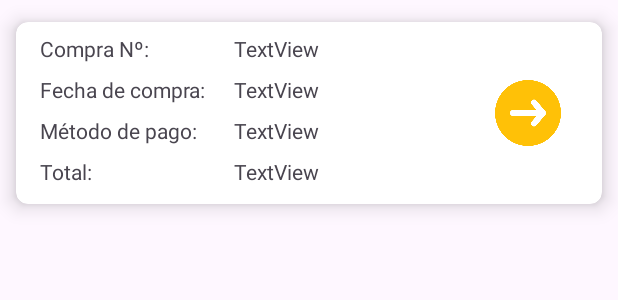
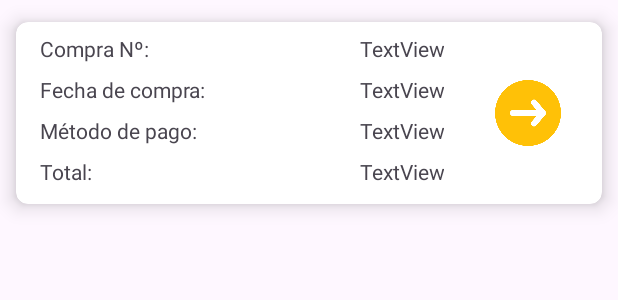
Before and after one commit to brigittev0/AppMinimarketBora, an Android app: the layout item_historialcompra.xml on its own in the app's theme, with its tools: preview values and no code run, on a phone screen of 412 x 824 dp. Shown: the top 300 px of the screen. Run offline under Robolectric (Android 15) with nearby library versions, the light colour scheme and no system bars.

Commit message:
Corregir duplicados en historial de compras y solucionar reinicio al acceder para nuevos usuarios

```diff
--- a/app/src/main/java/pe/edu/idat/appborabora/adapter/HistorialComprasAdapter.java
+++ b/app/src/main/java/pe/edu/idat/appborabora/adapter/HistorialComprasAdapter.java
@@ -48,6 +48,7 @@ public class HistorialComprasAdapter extends RecyclerView.Adapter<HistorialCompr
     }
 
     public void setData(ArrayList<HistorialComprasResponse> data){
+        lista.clear();
         lista.addAll(data);
         notifyDataSetChanged();
     }
--- a/app/src/main/java/pe/edu/idat/appborabora/retrofit/network/BoraBoraClient.java
+++ b/app/src/main/java/pe/edu/idat/appborabora/retrofit/network/BoraBoraClient.java
@@ -4,7 +4,7 @@ import retrofit2.Retrofit;
 import retrofit2.converter.gson.GsonConverterFactory;
 
 public class BoraBoraClient {
-    private static final String BASE_URL = "http://192.168.0.15:8081/borabora/";
+    private static final String BASE_URL = "http://192.168.18.8:8081/borabora/";
     private BoraBoraService boraboraService;
 
     public BoraBoraClient(){
--- a/app/src/main/res/layout/item_historialcompra.xml
+++ b/app/src/main/res/layout/item_historialcompra.xml
@@ -72,8 +72,6 @@
                 android:layout_marginTop="8dp"
                 android:gravity="right"
                 android:text="TextView"
-
-                android:textAlignment="viewStart"
                 app:layout_constraintEnd_toEndOf="parent"
                 app:layout_constraintHorizontal_bias="0.58"
                 app:layout_constraintStart_toStartOf="parent"
@@ -86,7 +84,6 @@
                 android:layout_marginTop="8dp"
                 android:gravity="right"
                 android:text="TextView"
-                android:textAlignment="viewStart"
                 app:layout_constraintEnd_toEndOf="parent"
                 app:layout_constraintHorizontal_bias="0.58"
                 app:layout_constraintStart_toStartOf="parent"
@@ -99,7 +96,6 @@
                 android:layout_marginTop="8dp"
                 android:gravity="right"
                 android:text="TextView"
-                android:textAlignment="viewStart"
                 app:layout_constraintEnd_toEndOf="parent"
                 app:layout_constraintHorizontal_bias="0.58"
                 app:layout_constraintStart_toStartOf="parent"
@@ -113,7 +109,6 @@
                 android:gravity="right"
                 android:text="TextView"
 
-                android:textAlignment="viewStart"
                 app:layout_constraintEnd_toEndOf="parent"
                 app:layout_constraintHorizontal_bias="0.58"
                 app:layout_constraintStart_toStartOf="parent"
--- a/app/src/main/res/values/strings.xml
+++ b/app/src/main/res/values/strings.xml
@@ -55,4 +55,5 @@
     <string name="txtFCompra">Fecha de compra:</string>
     <string name="txtMPago">Método de pago:</string>
     <string name="txtTotal">Total:</string>
+    <string name="titulodhc">Mi compra</string>
 </resources>
```
Also changed, not shown: app/src/main/java/pe/edu/idat/appborabora/view/fragments/HistorialCompraFragment.java (+7 -3 lines).
